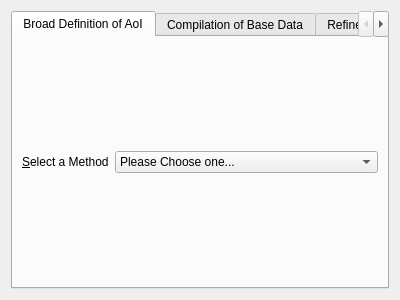
Before: the Qt Designer form page1.ui in doublebyte1/eaf, drawn with Qt 5.
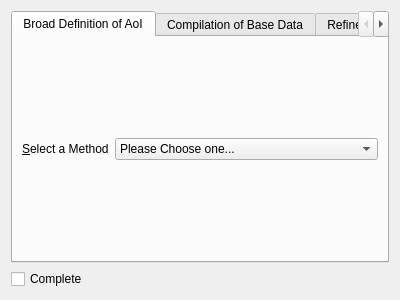
After: the same form once the commit is applied. The open tabs and pages were chosen to show the change.

Commit message: - Added Intro and Conclusion pages with watermark, to the wizard; - Added checkbox to set the completness of the step, and use it to enable the "next" button - Go to next tab, on completion of the wizard - implemented progress bar - Implement the "New project" functionality, as a reset of the first wizard and setting the flow to the start point

What changed in the file:
```diff
--- a/page1.ui
+++ b/page1.ui
@@ -334,6 +334,13 @@
      </widget>
     </widget>
    </item>
+   <item>
+    <widget class="QCheckBox" name="checkComplete">
+     <property name="text">
+      <string>Complete</string>
+     </property>
+    </widget>
+   </item>
   </layout>
  </widget>
  <resources/>
```
Left out of the diff: 9 changed lines with no effect on the pictures. The commit also changes 36 other files.
